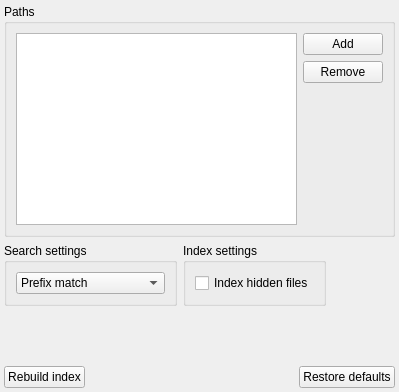
Qt form src/services/fileindex/fileindexwidget.ui (albertlauncher/albert) before a commit.
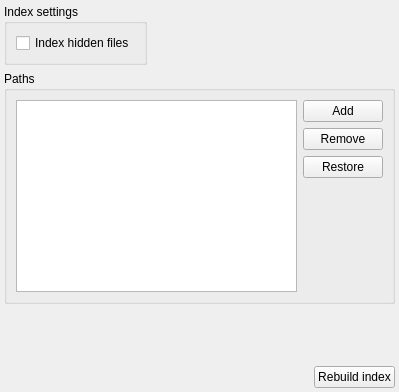
The same form after that commit.

What changed in the file:
```diff
--- a/src/services/fileindex/fileindexwidget.ui
+++ b/src/services/fileindex/fileindexwidget.ui
@@ -23,6 +23,39 @@
    <property name="bottomMargin">
     <number>4</number>
    </property>
+   <item>
+    <layout class="QHBoxLayout" name="hl_1strow">
+     <item>
+      <widget class="QGroupBox" name="groupBox_2">
+       <property name="title">
+        <string>Index settings</string>
+       </property>
+       <layout class="QVBoxLayout" name="verticalLayout_3">
+        <item>
+         <widget class="QCheckBox" name="cb_hiddenFiles">
+          <property name="text">
+           <string>Index hidden files</string>
+          </property>
+         </widget>
+        </item>
+       </layout>
+      </widget>
+     </item>
+     <item>
+      <spacer name="horizontalSpacer">
+       <property name="orientation">
+        <enum>Qt::Horizontal</enum>
+       </property>
+       <property name="sizeHint" stdset="0">
+        <size>
+         <width>40</width>
+         <height>20</height>
+        </size>
+       </property>
+      </spacer>
+     </item>
+    </layout>
+   </item>
    <item>
     <widget class="QGroupBox" name="groupBox">
      <property name="title">
@@ -58,6 +91,13 @@
           </property>
          </widget>
         </item>
+        <item>
+         <widget class="QPushButton" name="pb_restore">
+          <property name="text">
+           <string>Restore</string>
+          </property>
+         </widget>
+        </item>
         <item>
          <spacer name="verticalSpacer">
           <property name="orientation">
@@ -76,67 +116,6 @@
      </layout>
     </widget>
    </item>
-   <item>
-    <layout class="QHBoxLayout" name="horizontalLayout">
-     <item>
-      <widget class="QGroupBox" name="groupBox_3">
-       <property name="title">
-        <string>Search settings</string>
-       </property>
-       <layout class="QVBoxLayout" name="verticalLayout">
-        <item>
-         <widget class="QComboBox" name="cb_searchType">
-          <item>
-           <property name="text">
-            <string>Prefix match</string>
-           </property>
-          </item>
-          <item>
-           <property name="text">
-            <string>Prefix match any word</string>
-           </property>
-          </item>
-          <item>
-           <property name="text">
-            <string>Fuzzy search</string>
-           </property>
-          </item>
-         </widget>
-        </item>
-       </layout>
-      </widget>
-     </item>
-     <item>
-      <widget class="QGroupBox" name="groupBox_2">
-       <property name="title">
-        <string>Index settings</string>
-       </property>
-       <layout class="QVBoxLayout" name="verticalLayout_3">
-        <item>
-         <widget class="QCheckBox" name="cb_hiddenFiles">
-          <property name="text">
-           <string>Index hidden files</string>
-          </property>
-         </widget>
-        </item>
-       </layout>
-      </widget>
-     </item>
-     <item>
-      <spacer name="horizontalSpacer">
-       <property name="orientation">
-        <enum>Qt::Horizontal</enum>
-       </property>
-       <property name="sizeHint" stdset="0">
-        <size>
-         <width>40</width>
-         <height>20</height>
-        </size>
-       </property>
-      </spacer>
-     </item>
-    </layout>
-   </item>
    <item>
     <spacer name="verticalSpacer_2">
      <property name="orientation">
@@ -151,7 +130,27 @@
     </spacer>
    </item>
    <item>
-    <layout class="QHBoxLayout" name="horizontalLayout_3">
+    <layout class="QHBoxLayout" name="horizontalLayout">
+     <item>
+      <widget class="QLabel" name="lbl_info">
+       <property name="text">
+        <string/>
+       </property>
+      </widget>
+     </item>
+     <item>
+      <spacer name="horizontalSpacer_2">
+       <property name="orientation">
+        <enum>Qt::Horizontal</enum>
+       </property>
+       <property name="sizeHint" stdset="0">
+        <size>
+         <width>40</width>
+         <height>20</height>
+        </size>
+       </property>
+      </spacer>
+     </item>
      <item>
       <widget class="QPushButton" name="pb_rebuildIndex">
        <property name="sizePolicy">
@@ -165,33 +164,6 @@
        </property>
       </widget>
      </item>
-     <item>
-      <widget class="QLabel" name="lbl_info">
-       <property name="text">
-        <string/>
-       </property>
-      </widget>
-     </item>
-     <item>
-      <spacer name="horizontalSpacer_2">
-       <property name="orientation">
-        <enum>Qt::Horizontal</enum>
-       </property>
-       <property name="sizeHint" stdset="0">
-        <size>
-         <width>40</width>
-         <height>20</height>
-        </size>
-       </property>
-      </spacer>
-     </item>
-     <item>
-      <widget class="QPushButton" name="pb_restore">
-       <property name="text">
-        <string>Restore defaults</string>
-       </property>
-      </widget>
-     </item>
     </layout>
    </item>
   </layout>
```
